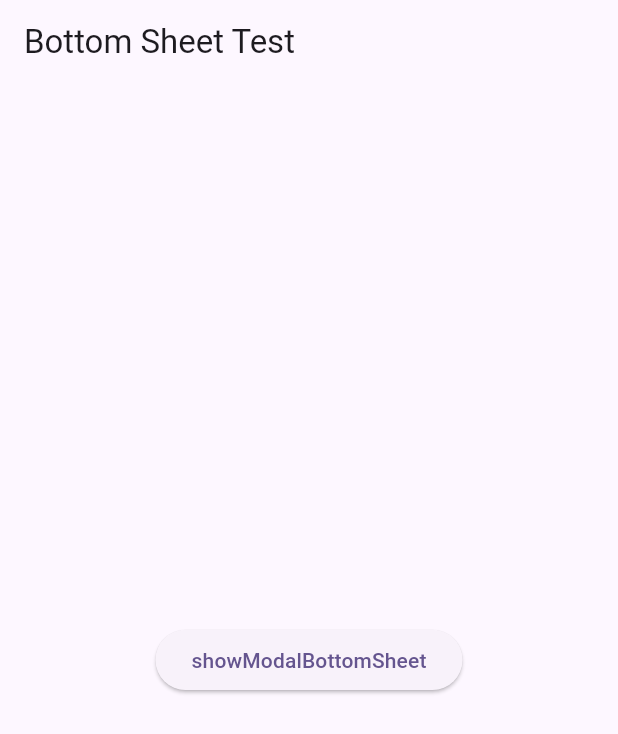
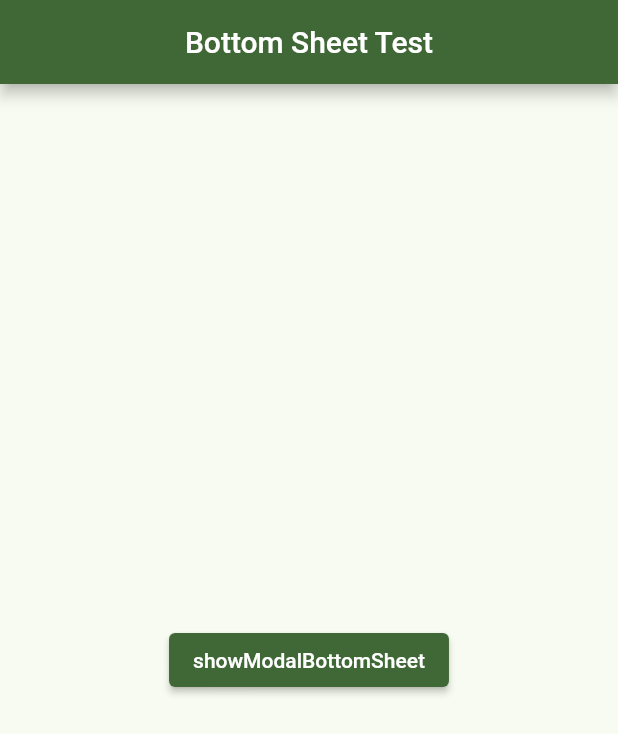
Before and after one commit to FelypeInvictus/FlutterPlaground, a Flutter app: the screen it shows after launch, after a tap on "BOTTOMSHEET", on a phone screen of 412 x 824 dp. Shown: the top 734 px of the screen. Run offline on Flutter 3.47's test engine with Material 2 defaults, Android fonts, the phone set to English and light mode, and no system bars.

```diff
--- a/lib/screens/bottom_model_sheet.dart
+++ b/lib/screens/bottom_model_sheet.dart
@@ -7,11 +7,13 @@ class BottomSheetTest extends StatelessWidget {
   Widget build(BuildContext context) {
     return MaterialApp(
       theme: ThemeData(
-        colorSchemeSeed: const Color(0xff6750a4),
-        useMaterial3: true,
+        colorSchemeSeed: const Color.fromARGB(255, 95, 164, 80),
+        //useMaterial3: true,
       ),
+      debugShowCheckedModeBanner: false,
       home: Scaffold(
-        appBar: AppBar(title: const Text('Bottom Sheet Test')),
+        appBar: AppBar(title: const Text('Bottom Sheet Test'),
+        centerTitle: true),
         body: const BottomSheetExample(),
       ),
     );
@@ -30,8 +32,14 @@ class BottomSheetExample extends StatelessWidget {
           showModalBottomSheet<void>(
             context: context,
             builder: (BuildContext context) {
-              return SizedBox(
-                height: 200,
+              return
+
+
+              Container(
+               // width: MediaQuery.of(context).size.width,
+                height: MediaQuery.of(context).size.height *.60,
+
+
                 child: Center(
                   child: Column(
                     mainAxisAlignment: MainAxisAlignment.center,
@@ -42,9 +50,13 @@ class BottomSheetExample extends StatelessWidget {
                         child: const Text('Fechar'),
                         onPressed: () => Navigator.pop(context),
                       ),
+
                     ],
                   ),
-                ),
+
+
+              ),
+
               );
             },
           );
--- a/pubspec.yaml
+++ b/pubspec.yaml
@@ -37,6 +37,7 @@ dependencies:
   # Use with the CupertinoIcons class for iOS style icons.
   cupertino_icons: ^1.0.2
   modal_bottom_sheet: ^2.1.2
+  flutter_datetime_picker: ^1.5.1
 
 dev_dependencies:
   flutter_test:
```
Also changed, not shown: lib/screens/select_calendar.dart (added), pubspec.lock.
